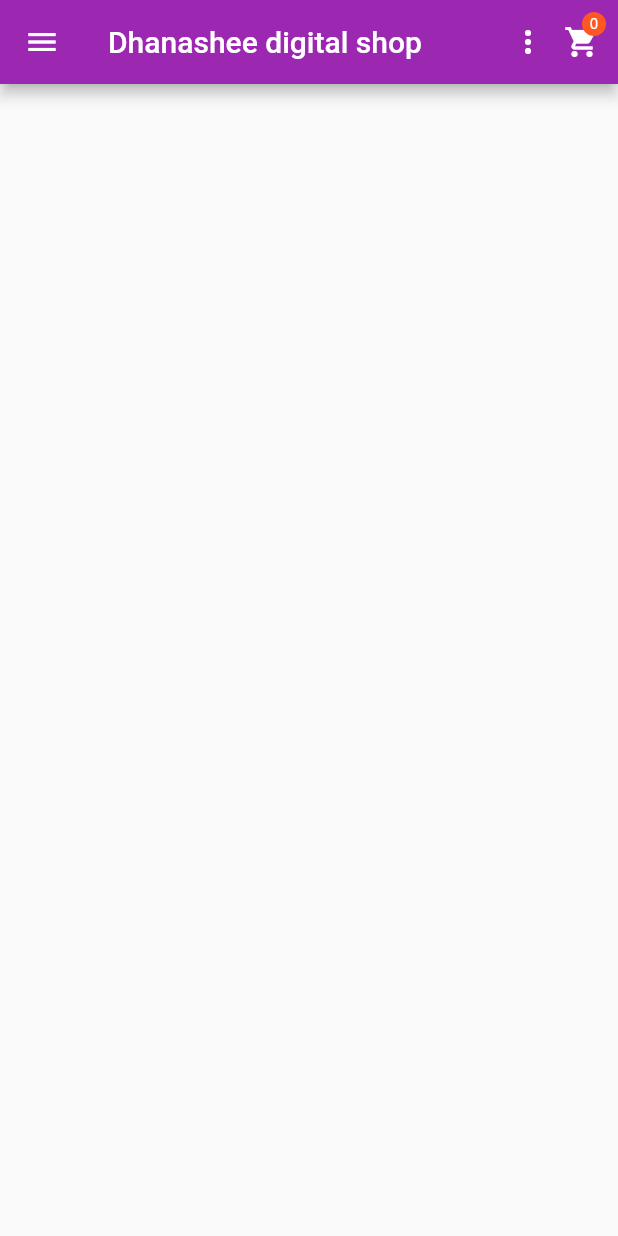
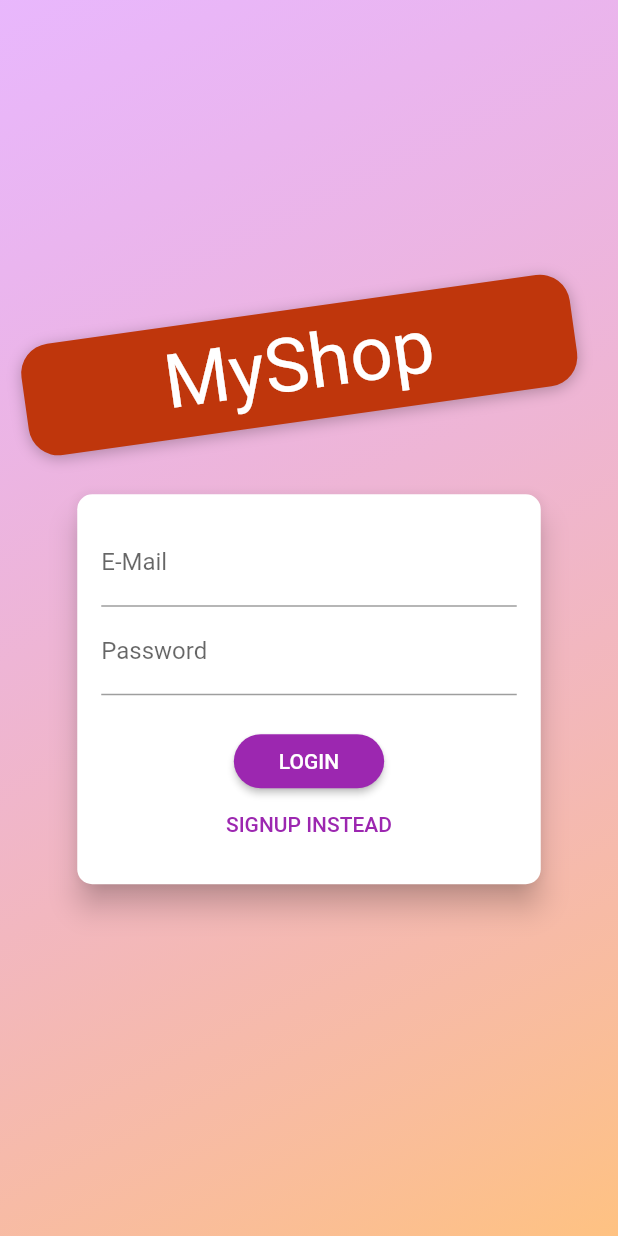
Before and after one commit to dans77777/digital_shop_application, a Flutter app: the screen it shows after launch, on a phone screen of 412 x 824 dp. Run offline on Flutter 3.47's test engine with Material 2 defaults, Android fonts, the phone set to English and light mode, and no system bars; Roboto replaces fonts that are missing (Anton).

```diff
--- a/lib/main.dart
+++ b/lib/main.dart
@@ -1,5 +1,6 @@
 import 'package:DigitalShop/providers/cart.dart';
 import 'package:DigitalShop/providers/orders.dart';
+import 'package:DigitalShop/screens/auth_screen.dart';
 import 'package:DigitalShop/screens/cart_screen.dart';
 import 'package:DigitalShop/screens/edit-product-screen.dart';
 import 'package:DigitalShop/screens/orders_screen.dart';
@@ -30,7 +31,7 @@ class MyApp extends StatelessWidget {
             primarySwatch: Colors.purple,
             accentColor: Colors.deepOrange,
           ),
-          initialRoute: '/',
+          home: AuthScreen(),
           routes: {
             '/': (ctx) => ProductsInfoScreen(),
             '/productDetails': (ctx) => ProductDetails(),
--- a/lib/models/http_exception.dart
+++ b/lib/models/http_exception.dart
@@ -3,7 +3,6 @@ class HttpException implements Exception {
   HttpException(this.message);
   @override
   String toString() {
-    // TODO: implement toString
     return message;
   }
 }
--- a/lib/providers/cart.dart
+++ b/lib/providers/cart.dart
@@ -1,4 +1,3 @@
-import 'package:DigitalShop/providers/product.dart';
 import 'package:flutter/cupertino.dart';
 
 class CartItem {
--- /dev/null
+++ b/lib/screens/auth_screen.dart
@@ -0,0 +1,227 @@
+import 'dart:math';
+
+import 'package:flutter/material.dart';
+
+enum AuthMode { Signup, Login }
+
+class AuthScreen extends StatelessWidget {
+  static const routeName = '/auth';
+
+  @override
+  Widget build(BuildContext context) {
+    final deviceSize = MediaQuery.of(context).size;
+    // final transformConfig = Matrix4.rotationZ(-8 * pi / 180);
+    // transformConfig.translate(-10.0);
+    return Scaffold(
+      // resizeToAvoidBottomInset: false,
+      body: Stack(
+        children: <Widget>[
+          Container(
+            decoration: BoxDecoration(
+              gradient: LinearGradient(
+                colors: [
+                  Color.fromRGBO(215, 117, 255, 1).withOpacity(0.5),
+                  Color.fromRGBO(255, 188, 117, 1).withOpacity(0.9),
+                ],
+                begin: Alignment.topLeft,
+                end: Alignment.bottomRight,
+                stops: [0, 1],
+              ),
+            ),
+          ),
+          SingleChildScrollView(
+            child: Container(
+              height: deviceSize.height,
+              width: deviceSize.width,
+              child: Column(
+                mainAxisAlignment: MainAxisAlignment.center,
+                crossAxisAlignment: CrossAxisAlignment.center,
+                children: <Widget>[
+                  Flexible(
+                    child: Container(
+                      margin: EdgeInsets.only(bottom: 20.0),
+                      padding:
+                          EdgeInsets.symmetric(vertical: 8.0, horizontal: 94.0),
+                      transform: Matrix4.rotationZ(-8 * pi / 180)
+                        ..translate(-10.0),
+                      // ..translate(-10.0),
+                      decoration: BoxDecoration(
+                        borderRadius: BorderRadius.circular(20),
+                        color: Colors.deepOrange.shade900,
+                        boxShadow: [
+                          BoxShadow(
+                            blurRadius: 8,
+                            color: Colors.black26,
+                            offset: Offset(0, 2),
+                          )
+                        ],
+                      ),
+                      child: Text(
+                        'MyShop',
+                        style: TextStyle(
+                          color: Theme.of(context).accentTextTheme.title.color,
+                          fontSize: 50,
+                          fontFamily: 'Anton',
+                          fontWeight: FontWeight.normal,
+                        ),
+                      ),
+                    ),
+                  ),
+                  Flexible(
+                    flex: deviceSize.width > 600 ? 2 : 1,
+                    child: AuthCard(),
+                  ),
+                ],
+              ),
+            ),
+          ),
+        ],
+      ),
+    );
+  }
+}
+
+class AuthCard extends StatefulWidget {
+  const AuthCard({
+    Key key,
+  }) : super(key: key);
+
+  @override
+  _AuthCardState createState() => _AuthCardState();
+}
+
+class _AuthCardState extends State<AuthCard> {
+  final GlobalKey<FormState> _formKey = GlobalKey();
+  AuthMode _authMode = AuthMode.Login;
+  Map<String, String> _authData = {
+    'email': '',
+    'password': '',
+  };
+  var _isLoading = false;
+  final _passwordController = TextEditingController();
+
+  void _submit() {
+    if (!_formKey.currentState.validate()) {
+      // Invalid!
+      return;
+    }
+    _formKey.currentState.save();
+    setState(() {
+      _isLoading = true;
+    });
+    if (_authMode == AuthMode.Login) {
+      // Log user in
+    } else {
+      // Sign user up
+    }
+    setState(() {
+      _isLoading = false;
+    });
+  }
+
+  void _switchAuthMode() {
+    if (_authMode == AuthMode.Login) {
+      setState(() {
+        _authMode = AuthMode.Signup;
+      });
+    } else {
+      setState(() {
+        _authMode = AuthMode.Login;
+      });
+    }
+  }
+
+  @override
+  Widget build(BuildContext context) {
+    final deviceSize = MediaQuery.of(context).size;
+    return Card(
+      shape: RoundedRectangleBorder(
+        borderRadius: BorderRadius.circular(10.0),
+      ),
+      elevation: 8.0,
+      child: Container(
+        height: _authMode == AuthMode.Signup ? 320 : 260,
+        constraints:
+            BoxConstraints(minHeight: _authMode == AuthMode.Signup ? 320 : 260),
+        width: deviceSize.width * 0.75,
+        padding: EdgeInsets.all(16.0),
+        child: Form(
+          key: _formKey,
+          child: SingleChildScrollView(
+            child: Column(
+              children: <Widget>[
+                TextFormField(
+                  decoration: InputDecoration(labelText: 'E-Mail'),
+                  keyboardType: TextInputType.emailAddress,
+                  validator: (value) {
+                    if (value.isEmpty || !value.contains('@')) {
+                      return 'Invalid email!';
+                    }
+                    return null;
+                  },
+                  onSaved: (value) {
+                    _authData['email'] = value;
+                  },
+                ),
+                TextFormField(
+                  decoration: InputDecoration(labelText: 'Password'),
+                  obscureText: true,
+                  controller: _passwordController,
+                  validator: (value) {
+                    if (value.isEmpty || value.length < 5) {
+                      return 'Password is too short!';
+                    }
+                    return null;
+                  },
+                  onSaved: (value) {
+                    _authData['password'] = value;
+                  },
+                ),
+                if (_authMode == AuthMode.Signup)
+                  TextFormField(
+                    enabled: _authMode == AuthMode.Signup,
+                    decoration: InputDecoration(labelText: 'Confirm Password'),
+                    obscureText: true,
+                    validator: _authMode == AuthMode.Signup
+                        ? (value) {
+                            if (value != _passwordController.text) {
+                              return 'Passwords do not match!';
+                            }
+                            return null;
+                          }
+                        : null,
+                  ),
+                SizedBox(
+                  height: 20,
+                ),
+                if (_isLoading)
+                  CircularProgressIndicator()
+                else
+                  RaisedButton(
+                    child:
+                        Text(_authMode == AuthMode.Login ? 'LOGIN' : 'SIGN UP'),
+                    onPressed: _submit,
+                    shape: RoundedRectangleBorder(
+                      borderRadius: BorderRadius.circular(30),
+                    ),
+                    padding:
+                        EdgeInsets.symmetric(horizontal: 30.0, vertical: 8.0),
+                    color: Theme.of(context).primaryColor,
+                    textColor: Theme.of(context).primaryTextTheme.button.color,
+                  ),
+                FlatButton(
+                  child: Text(
+                      '${_authMode == AuthMode.Login ? 'SIGNUP' : 'LOGIN'} INSTEAD'),
+                  onPressed: _switchAuthMode,
+                  padding: EdgeInsets.symmetric(horizontal: 30.0, vertical: 4),
+                  materialTapTargetSize: MaterialTapTargetSize.shrinkWrap,
+                  textColor: Theme.of(context).primaryColor,
+                ),
+              ],
+            ),
+          ),
+        ),
+      ),
+    );
+  }
+}
```
Also changed, not shown: lib/providers/orders.dart (+26 -0 lines), lib/screens/orders_screen.dart (+18 -8 lines).
